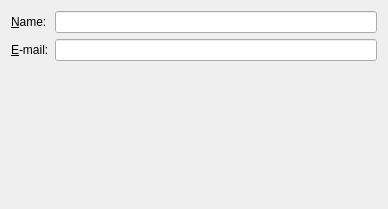
Old version of the form src/frontends/qt/ui/PrefIdentityUi.ui in the repository cburschka/lyx.
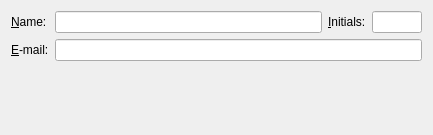
New version of the form.

Commit message:
Provide way to add (optional) user initials
This makes it easier to hook the changes package into LyX's ct markup.

The edit to the form file:
```diff
--- a/src/frontends/qt/ui/PrefIdentityUi.ui
+++ b/src/frontends/qt/ui/PrefIdentityUi.ui
@@ -1,52 +1,23 @@
 <ui version="4.0" >
  <class>PrefIdentityUi</class>
- <widget class="QWidget" name="PrefIdentityUi" >
-  <property name="geometry" >
+ <widget class="QWidget" name="PrefIdentityUi">
+  <property name="geometry">
    <rect>
     <x>0</x>
     <y>0</y>
-    <width>388</width>
-    <height>209</height>
+    <width>433</width>
+    <height>135</height>
    </rect>
   </property>
   <property name="windowTitle" >
    <string/>
   </property>
-  <layout class="QVBoxLayout" >
-   <property name="margin" >
-    <number>11</number>
-   </property>
-   <property name="spacing" >
-    <number>6</number>
-   </property>
-   <item>
-    <layout class="QGridLayout" >
-     <property name="margin" >
-      <number>0</number>
-     </property>
-     <property name="spacing" >
-      <number>6</number>
-     </property>
-     <item row="1" column="0" >
-      <widget class="QLabel" name="emailLA" >
-       <property name="text" >
-        <string>&amp;E-mail:</string>
-       </property>
-       <property name="buddy" >
-        <cstring>emailED</cstring>
-       </property>
-      </widget>
-     </item>
-     <item row="0" column="1" >
-      <widget class="QLineEdit" name="nameED" >
-       <property name="toolTip" >
-        <string>Your name</string>
-       </property>
-      </widget>
-     </item>
-     <item row="0" column="0" >
-      <widget class="QLabel" name="nameLA" >
-       <property name="text" >
+  <layout class="QGridLayout" name="gridLayout_2">
+   <item row="0" column="0">
+    <layout class="QGridLayout" name="gridLayout">
+     <item row="0" column="0">
+      <widget class="QLabel" name="nameLA">
+       <property name="text">
         <string>&amp;Name:</string>
        </property>
        <property name="buddy" >
@@ -54,16 +25,66 @@
        </property>
       </widget>
      </item>
-     <item row="1" column="1" >
-      <widget class="QLineEdit" name="emailED" >
-       <property name="toolTip" >
+     <item row="0" column="1">
+      <layout class="QHBoxLayout" name="horizontalLayout">
+       <item>
+        <widget class="QLineEdit" name="nameED">
+         <property name="toolTip">
+          <string>Your name</string>
+         </property>
+        </widget>
+       </item>
+       <item>
+        <widget class="QLabel" name="initialsLA">
+         <property name="text">
+          <string>&amp;Initials:</string>
+         </property>
+         <property name="buddy">
+          <cstring>initialsED</cstring>
+         </property>
+        </widget>
+       </item>
+       <item>
+        <widget class="QLineEdit" name="initialsED">
+         <property name="sizePolicy">
+          <sizepolicy hsizetype="Fixed" vsizetype="Fixed">
+           <horstretch>0</horstretch>
+           <verstretch>0</verstretch>
+          </sizepolicy>
+         </property>
+         <property name="maximumSize">
+          <size>
+           <width>50</width>
+           <height>16777215</height>
+          </size>
+         </property>
+         <property name="toolTip">
+          <string>Initials of your name</string>
+         </property>
+        </widget>
+       </item>
+      </layout>
+     </item>
+     <item row="1" column="0">
+      <widget class="QLabel" name="emailLA">
+       <property name="text">
+        <string>&amp;E-mail:</string>
+       </property>
+       <property name="buddy">
+        <cstring>emailED</cstring>
+       </property>
+      </widget>
+     </item>
+     <item row="1" column="1">
+      <widget class="QLineEdit" name="emailED">
+       <property name="toolTip">
         <string>Your E-mail address</string>
        </property>
       </widget>
      </item>
     </layout>
    </item>
-   <item>
+   <item row="1" column="0">
     <spacer>
      <property name="orientation" >
       <enum>Qt::Vertical</enum>
```
Left out of the diff: 20 changed lines with no effect on the pictures. The commit also changes 12 other files.
